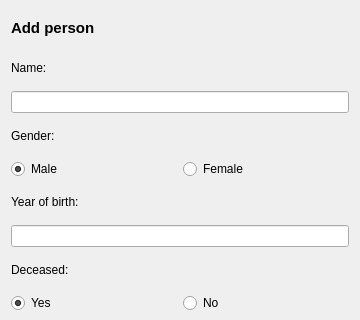
This is Verklegt/addscientist.ui in disaerna/T-113-VLN1 as Qt 5 draws it before an edit; both pictures show x 0 to 360 and y 0 to 320 of the 360 by 468 pixel window. The edited form follows.
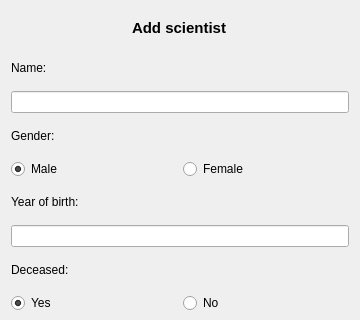
This is the edited form.

What changed in the file:
```diff
--- a/Verklegt/addscientist.ui
+++ b/Verklegt/addscientist.ui
@@ -83,7 +83,7 @@
      </property>
     </widget>
    </item>
-   <item row="0" column="0">
+   <item row="0" column="0" alignment="Qt::AlignHCenter">
     <widget class="QLabel" name="label_6">
      <property name="font">
       <font>
@@ -96,7 +96,7 @@
       <number>0</number>
      </property>
      <property name="text">
-      <string>Add person</string>
+      <string>Add scientist</string>
      </property>
     </widget>
    </item>
```
Left out of the diff: 4 changed lines with no effect on the pictures.
